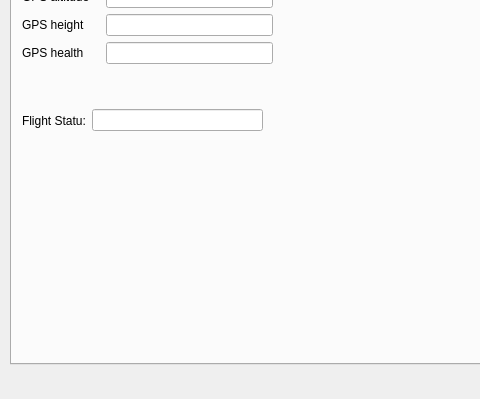
First picture: the form in src/teamhku_ocs/teamhku_ocs.ui, repository SiChiTong/teamhku_ocs, before the edit; both pictures show x 0 to 480 and y 216 to 615 of the 1079 by 615 pixel window.
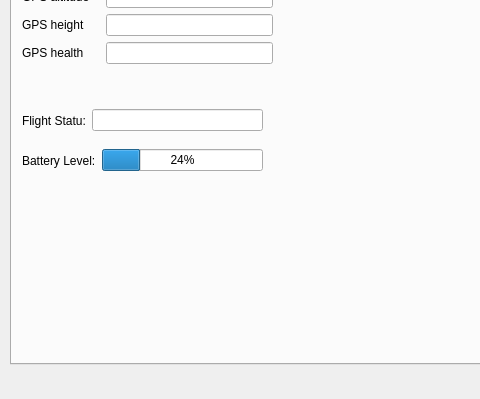
Second picture: the form after the edit.

Commit message: more status dispaly and landing function

What changed in the file:
```diff
--- a/src/teamhku_ocs/teamhku_ocs.ui
+++ b/src/teamhku_ocs/teamhku_ocs.ui
@@ -194,6 +194,32 @@
       </item>
      </layout>
     </widget>
+    <widget class="QWidget" name="horizontalLayoutWidget_2">
+     <property name="geometry">
+      <rect>
+       <x>10</x>
+       <y>320</y>
+       <width>241</width>
+       <height>41</height>
+      </rect>
+     </property>
+     <layout class="QHBoxLayout" name="horizontalLayout_2">
+      <item>
+       <widget class="QLabel" name="label_2">
+        <property name="text">
+         <string>Battery Level:</string>
+        </property>
+       </widget>
+      </item>
+      <item>
+       <widget class="QProgressBar" name="batteryProgressBar">
+        <property name="value">
+         <number>24</number>
+        </property>
+       </widget>
+      </item>
+     </layout>
+    </widget>
    </widget>
    <widget class="QWidget" name="missionStatus">
     <attribute name="title">
```
The commit also changes 2 other files.
